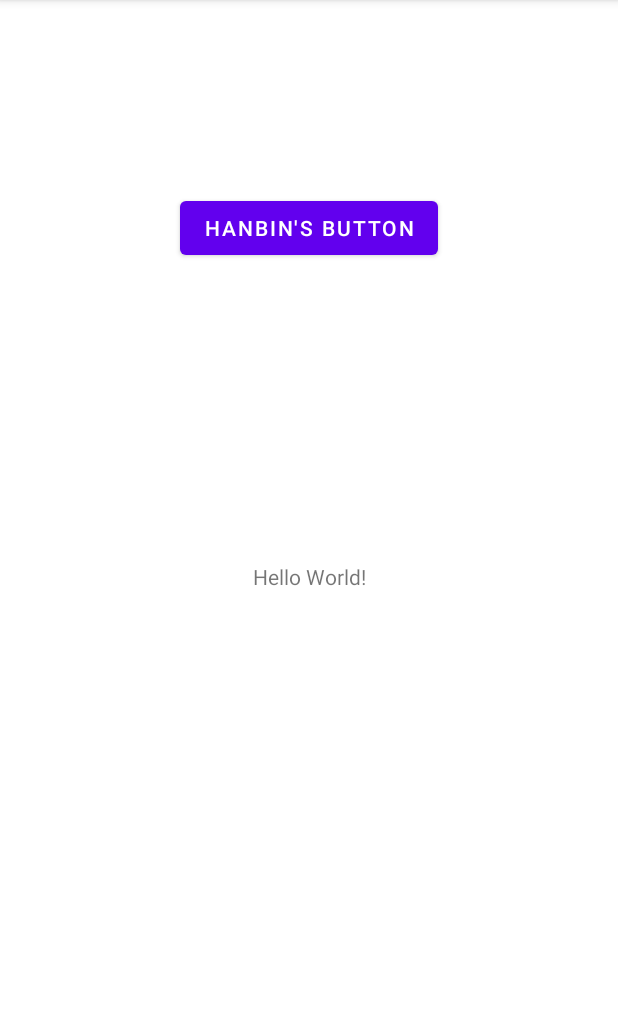
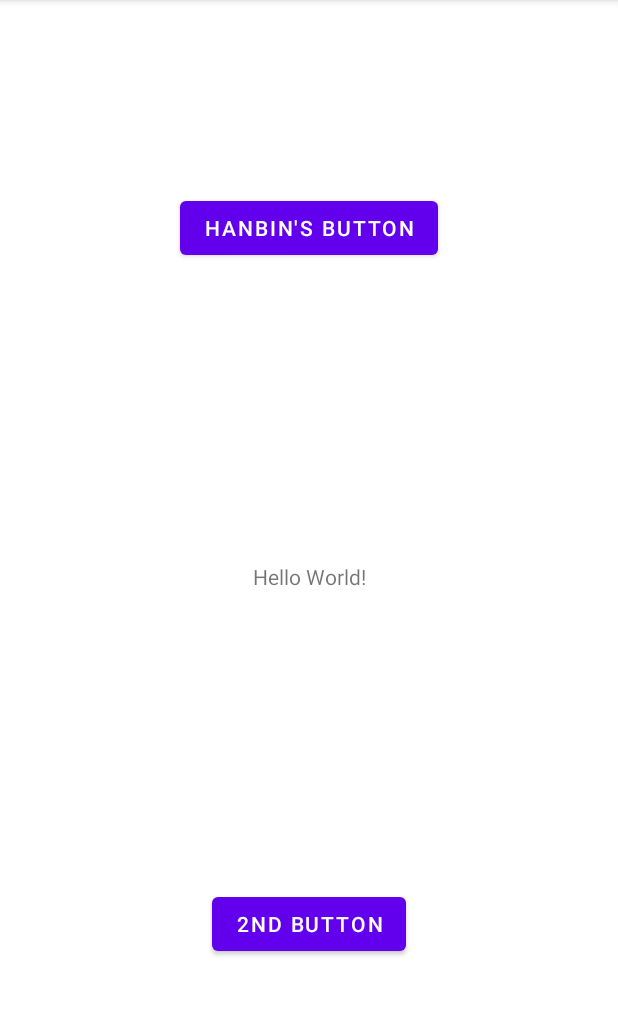
Before and after one commit to hanbinseo/MultipleButtonClick, an Android app: the screen it shows after launch (MainActivity), on a phone screen of 412 x 824 dp, the part 84-1100 px from its top. Run offline under Robolectric (Android 15) with nearby library versions, the phone set to English and light mode, and no system bars.

Commit message:
added 2nd button with new inner class

```diff
--- a/app/src/main/java/android/studio/practice/multiplebuttonclick/MainActivity.java
+++ b/app/src/main/java/android/studio/practice/multiplebuttonclick/MainActivity.java
@@ -8,7 +8,7 @@ import android.widget.Button;
 import android.widget.TextView;
 
 public class MainActivity extends AppCompatActivity {
-    Button mButton1;
+    Button mButton1, mButton2;
     TextView mTextView1;
 
     @Override
@@ -17,9 +17,11 @@ public class MainActivity extends AppCompatActivity {
         setContentView(R.layout.activity_main);
 
         mButton1 = findViewById(R.id.button1);
+        mButton2 = findViewById(R.id.button2);
         mTextView1 = findViewById(R.id.textView1);
 
         mButton1.setOnClickListener(new MyOnclickListener());
+        mButton2.setOnClickListener(new MyOnclickListener2());
     }
     private class MyOnclickListener implements View.OnClickListener {
         @Override
@@ -27,4 +29,10 @@ public class MainActivity extends AppCompatActivity {
             mTextView1.setText("You clicked Hanbin's button!");
         }
     }
+    private class MyOnclickListener2 implements View.OnClickListener {
+        @Override
+        public void onClick(View v) {
+            mTextView1.setText("You clicked my 2nd button!");
+        }
+    }
 }
--- a/app/src/main/res/layout/activity_main.xml
+++ b/app/src/main/res/layout/activity_main.xml
@@ -26,4 +26,14 @@
         app:layout_constraintStart_toStartOf="parent"
         app:layout_constraintTop_toTopOf="parent" />
 
+    <Button
+        android:id="@+id/button2"
+        android:layout_width="wrap_content"
+        android:layout_height="wrap_content"
+        android:layout_marginBottom="128dp"
+        android:text="@string/button_2"
+        app:layout_constraintBottom_toBottomOf="parent"
+        app:layout_constraintEnd_toEndOf="parent"
+        app:layout_constraintStart_toStartOf="parent" />
+
 </androidx.constraintlayout.widget.ConstraintLayout>
--- a/app/src/main/res/values/strings.xml
+++ b/app/src/main/res/values/strings.xml
@@ -1,4 +1,5 @@
 <resources>
     <string name="app_name">MultipleButtonClick</string>
     <string name="button_name">Hanbin\'s Button</string>
+    <string name="button_2">2nd button</string>
 </resources>
```
